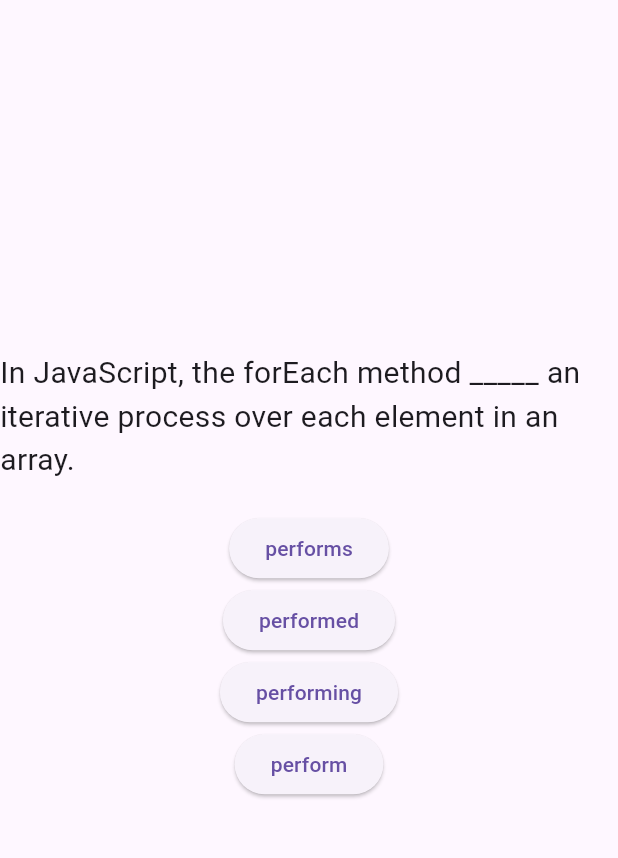
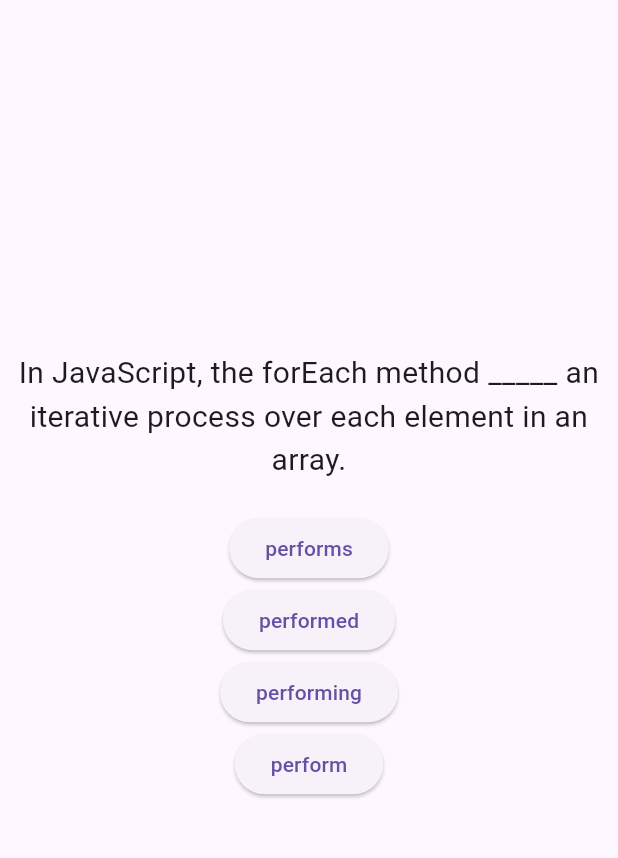
Before and after one commit to Osenian/reien, a Flutter app: the Grammar screen opened directly, after a tap on "Quiz", on a phone screen of 412 x 824 dp, the part 84-942 px from its top. Run offline on Flutter 3.47's test engine with Material 3 defaults, Android fonts, the phone set to English and light mode, and no system bars; our stand-ins replace share_plus.

Commit message:
Fixes text alignment for quiz

```diff
--- a/lib/screens/grammar/grammar.dart
+++ b/lib/screens/grammar/grammar.dart
@@ -28,10 +28,10 @@ class Grammar extends StatelessWidget {
                 children: <Widget>[
                   GrammarElement(texto: "Verb Tenses"),
                   GrammarElement(texto: "Nouns"),
-                  GrammarElement(texto: "Articles"),
+                  /*GrammarElement(texto: "Articles"),
                   GrammarElement(texto: "Pronouns"),
                   GrammarElement(texto: "Modals"),
-                  GrammarElement(texto: "Test"),
+                  GrammarElement(texto: "Test"),*/
                 ],
               ),
             ),
--- a/lib/screens/grammar/quiz/tenses.dart
+++ b/lib/screens/grammar/quiz/tenses.dart
@@ -131,9 +131,13 @@ class _QuizTensesState extends State<QuizTenses> {
               if (_questionIndex < _questions.length)
                 Column(
                   children: [
-                    Text(
-                      _questions[_questionIndex]['questionText'] as String,
-                      style: const TextStyle(fontSize: 20),
+                    Container(
+                      alignment: Alignment.center,
+                      child: Text(
+                        _questions[_questionIndex]['questionText'] as String,
+                        style: const TextStyle(fontSize: 20),
+                        textAlign: TextAlign.center,
+                      ),
                     ),
                     const SizedBox(
                       height: 20,
```
